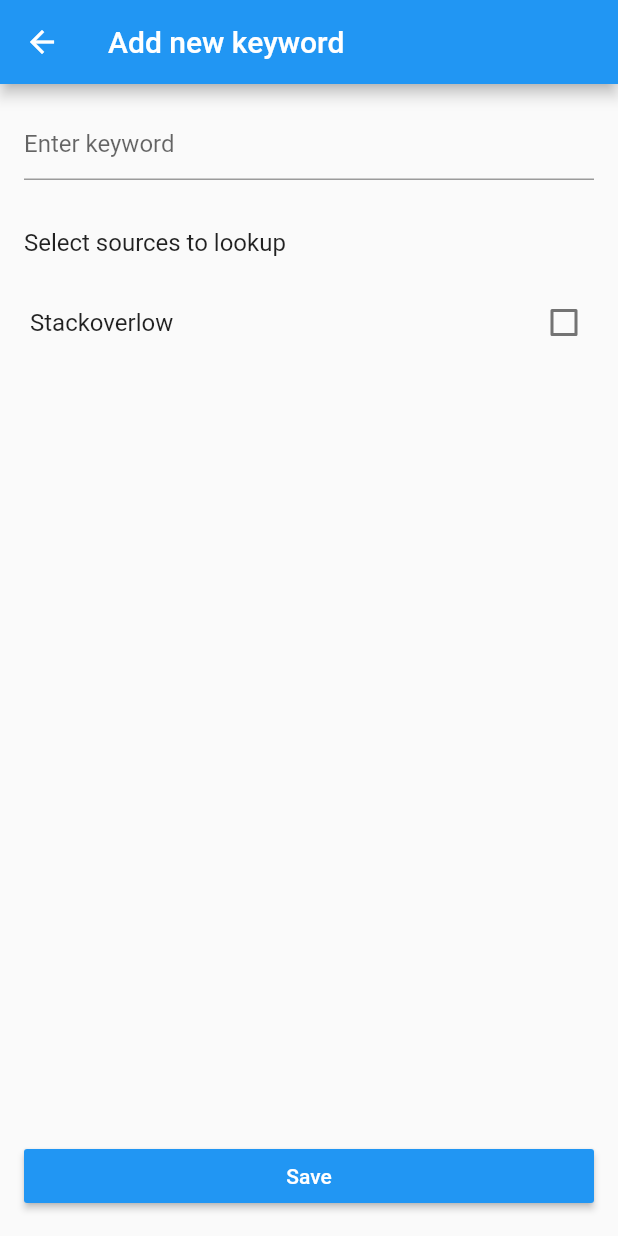
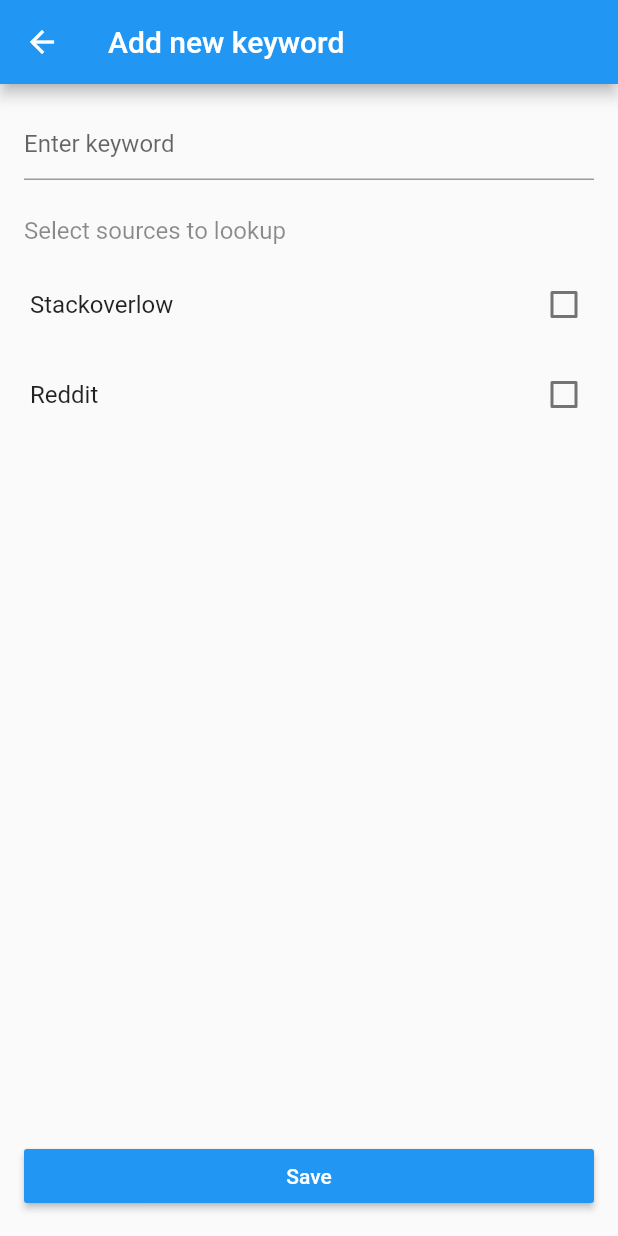
Before and after one commit to darekbx/keyword-search, a Flutter app: the AddKeywordPage screen opened directly, on a phone screen of 412 x 824 dp. Run offline on Flutter 3.47's test engine with Material 2 defaults, Android fonts, the phone set to English and light mode, and no system bars; our stand-ins replace sqflite; accounts and stored records are empty.

Commit message:
Fixed problem with sources

```diff
--- a/lib/add_keyword_page.dart
+++ b/lib/add_keyword_page.dart
@@ -12,8 +12,6 @@ class Pair {
 
 class AddKeywordPage extends StatefulWidget {
 
-  List sourcesItems = Sources.sources.map((item) => Pair(item.name, false)).toList();
-
   @override
   State<StatefulWidget> createState() {
     return AddKeywordState();
@@ -22,6 +20,7 @@ class AddKeywordPage extends StatefulWidget {
 
 class AddKeywordState extends State<AddKeywordPage> {
 
+  List _sourcesItems = Sources.sources.map((item) => Pair(item.name, false)).toList();
   Repository _repository = Repository();
   final _keywordController = TextEditingController();
 
@@ -36,15 +35,17 @@ class AddKeywordState extends State<AddKeywordPage> {
         children: <Widget>[
           _keywordInput(),
           Padding(
-            padding: EdgeInsets.only(left: 16, top: 16, bottom: 8),
+            padding: EdgeInsets.only(left: 16, top: 8, bottom: 8),
             child: Text(
-                "Select sources to lookup", style: TextStyle(fontSize: 16)),
+                "Select sources to lookup",
+                style: TextStyle(fontSize: 16, color: Colors.black45)
+            ),
           ),
           Expanded(child:
           ListView.builder(
-            itemCount: widget.sourcesItems.length,
+            itemCount: _sourcesItems.length,
             itemBuilder: (BuildContext context, int index) =>
-                _sourceRow(widget.sourcesItems[index]),
+                _sourceRow(_sourcesItems[index]),
           )
           ),
           _saveButton(context)
@@ -87,13 +88,13 @@ class AddKeywordState extends State<AddKeywordPage> {
 
   Widget _sourceRow(Pair item) {
     return Padding(
-      padding: EdgeInsets.only(left: 4, top: 8),
+      padding: EdgeInsets.only(left: 4, top: 4),
       child: CheckboxListTile(
           value: item.checked,
           title: Text(item.name),
           onChanged: (bool value) {
             setState(() {
-              widget.sourcesItems
+              _sourcesItems
                   .firstWhere((i) => i == item)
                   .checked = value;
             });
@@ -102,9 +103,10 @@ class AddKeywordState extends State<AddKeywordPage> {
   }
 
   Future _saveAndPop(BuildContext context) async {
+    print(_sourcesItems);
     await _repository.save(Keyword(
         keyword: _keywordController.text,
-        sources: widget.sourcesItems
+        sources: _sourcesItems
             .where((item) => item.checked)
             .map((item) => item.name.toString())
             .toList()
--- a/lib/keyword_widget.dart
+++ b/lib/keyword_widget.dart
@@ -37,7 +37,7 @@ class _KeywordWidgetState extends State<KeywordWidget> {
                     Padding(
                       padding: EdgeInsets.only(left: 16.0),
                       child: Text(
-                        "https://stackoverflow.com",
+                        widget.keyword.sources.join(', '),
                         style: TextStyle(
                             color: Colors.black38,
                             fontSize: 12
--- /dev/null
+++ b/lib/sources/reddit_source.dart
@@ -0,0 +1,13 @@
+import 'base_source.dart';
+import 'package:keywords_lookup/model/result.dart';
+
+class RedditSource extends BaseSource {
+
+  @override
+  String get name => "Reddit";
+
+  @override
+  Future<List<Result>> fetchResults(String keyword) {
+    return super.fetchResults(keyword);
+  }
+}
--- a/lib/sources/sources.dart
+++ b/lib/sources/sources.dart
@@ -1,5 +1,9 @@
+import 'package:keywords_lookup/sources/reddit_source.dart';
 import 'package:keywords_lookup/sources/stackoverflow_source.dart';
 
 class Sources {
-  static List sources = [new StackoverflowSource()];
+  static List sources = [
+    new StackoverflowSource(),
+    new RedditSource()
+  ];
 }
```
